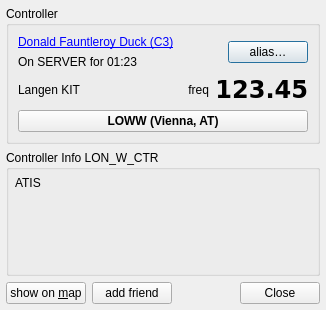
Above: src/ControllerDetails.ui from qutescoop/qutescoop before the change. Below: the same form after it.
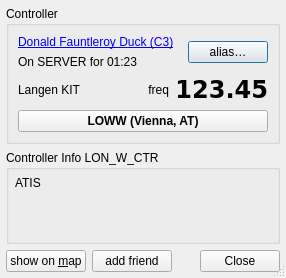
That is the form after the change. Icons and pictures are not drawn.

Commit message: enable size grip

What changed in the file:
```diff
--- a/src/ControllerDetails.ui
+++ b/src/ControllerDetails.ui
@@ -6,8 +6,8 @@
    <rect>
     <x>0</x>
     <y>0</y>
-    <width>326</width>
-    <height>310</height>
+    <width>286</width>
+    <height>278</height>
    </rect>
   </property>
   <property name="sizePolicy">
@@ -20,7 +20,10 @@
    <iconset resource="Resources.qrc">
     <normaloff>:/icons/qutescoop.png</normaloff>:/icons/qutescoop.png</iconset>
   </property>
-  <layout class="QVBoxLayout">
+  <property name="sizeGripEnabled">
+   <bool>true</bool>
+  </property>
+  <layout class="QVBoxLayout" name="_2">
    <property name="margin" stdset="0">
     <number>6</number>
    </property>
```
The commit also changes 1 other file.
